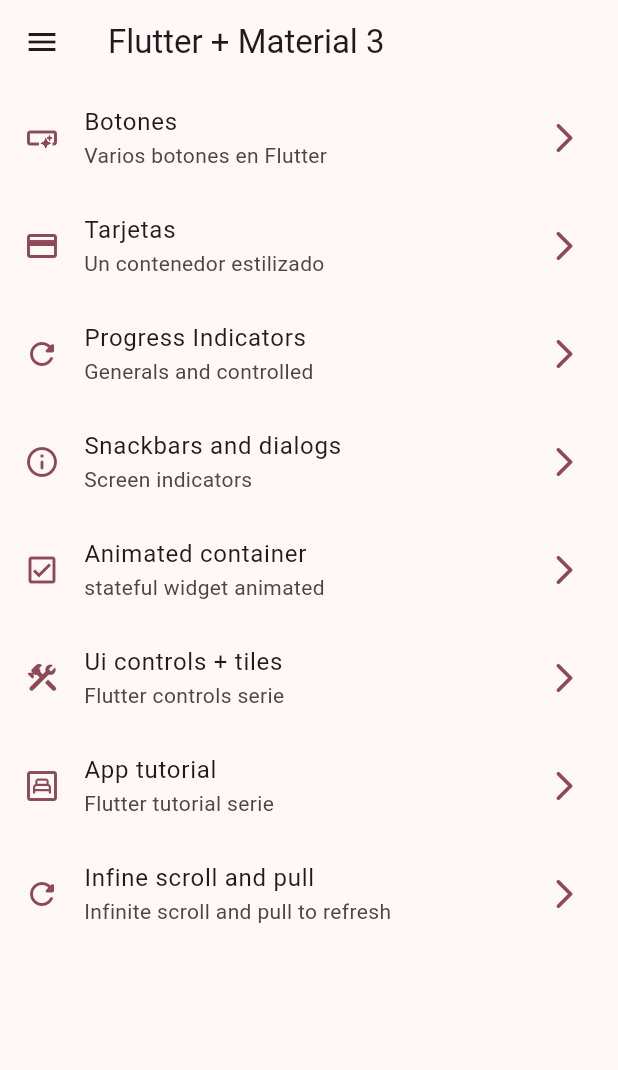
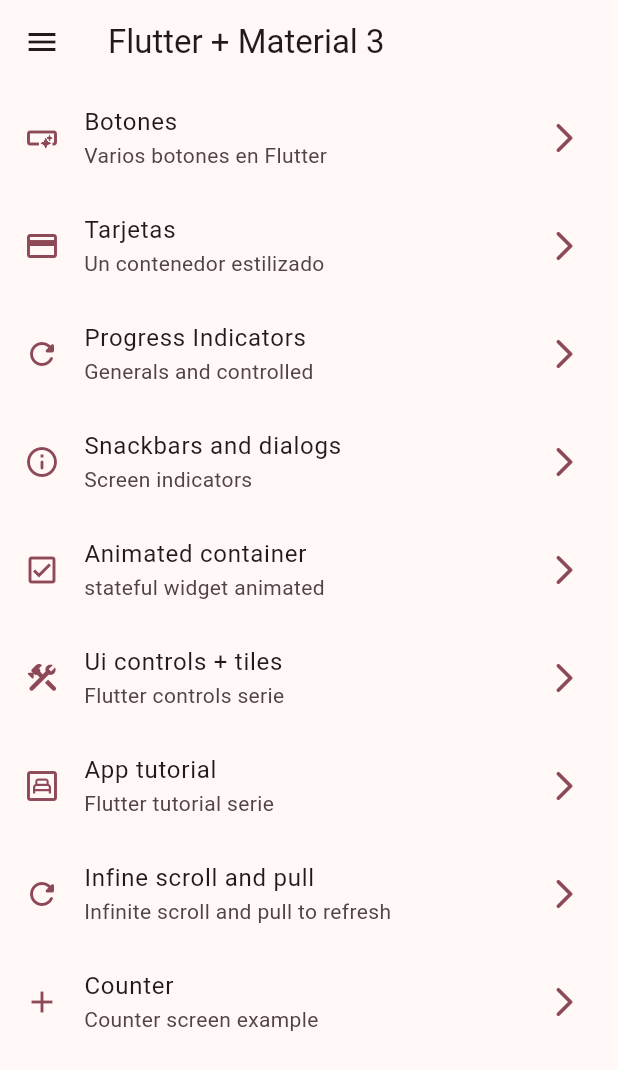
Before and after one commit to ArizHernandez/widgets_app, a Flutter app: the screen it shows after launch, on a phone screen of 412 x 824 dp. Shown: the top 1070 px of the screen. Run offline on Flutter 3.47's test engine with Material 2 defaults, Android fonts, the phone set to English and light mode, and no system bars; our stand-ins replace animate_do, flutter_riverpod, go_router.

Commit message:
counter provider with riverpod completed

```diff
--- a/lib/config/menu/menu_items.dart
+++ b/lib/config/menu/menu_items.dart
@@ -63,4 +63,10 @@ const List<MenuItem> appMenuItems = [
     link: '/infinite',
     icon: Icons.refresh_rounded,
   ),
+  MenuItem(
+    title: 'Counter',
+    subTitle: 'Counter screen example',
+    link: '/counter',
+    icon: Icons.add,
+  ),
 ];
--- a/lib/config/router/app_router.dart
+++ b/lib/config/router/app_router.dart
@@ -49,6 +49,11 @@ final appRouter = GoRouter(
       path: "/infinite",
       name: InfiniteScrollScreen.name,
       builder: (context, state) => const InfiniteScrollScreen(),
-    )
+    ),
+    GoRoute(
+      path: "/counter",
+      name: CounterScreen.name,
+      builder: (context, state) => const CounterScreen(),
+    ),
   ],
 );
--- a/lib/config/theme/app_theme.dart
+++ b/lib/config/theme/app_theme.dart
@@ -17,13 +17,14 @@ class AppTheme {
   }) : assert(selectedColor >= 0 && selectedColor < colorList.length,
             "Invalid color index");
 
-  ThemeData getTheme() {
+  ThemeData getTheme({required bool isDarkMode}) {
     return ThemeData(
       useMaterial3: true,
       colorSchemeSeed: colorList[selectedColor],
+      brightness: isDarkMode ? Brightness.dark : Brightness.light,
       appBarTheme: const AppBarTheme(
         centerTitle: false,
-      )
+      ),
     );
   }
 }
--- a/lib/main.dart
+++ b/lib/main.dart
@@ -1,18 +1,26 @@
 import 'package:flutter/material.dart';
+import 'package:flutter_riverpod/flutter_riverpod.dart';
 import 'package:widgets_app/config/router/app_router.dart';
 import 'package:widgets_app/config/theme/app_theme.dart';
+import 'package:widgets_app/presentation/providers/theme_provider.dart';
 
-void main() => runApp(const MyApp());
+void main() => runApp(
+      const ProviderScope(
+        child: MyApp(),
+      ),
+    );
 
-class MyApp extends StatelessWidget {
+class MyApp extends ConsumerWidget {
   const MyApp({super.key});
 
   @override
-  Widget build(BuildContext context) {
+  Widget build(BuildContext context, WidgetRef ref) {
+    final isDarkMode = ref.watch(darkModeProvider);
+
     return MaterialApp.router(
       debugShowCheckedModeBanner: false,
       title: 'Flutter Widgets',
-      theme: AppTheme(selectedColor: 5).getTheme(),
+      theme: AppTheme(selectedColor: 5).getTheme(isDarkMode: isDarkMode),
       routerConfig: appRouter,
     );
   }
--- /dev/null
+++ b/lib/presentation/providers/counter_provider.dart
@@ -0,0 +1,3 @@
+import 'package:flutter_riverpod/flutter_riverpod.dart';
+
+final counterProvider = StateProvider<int>((ref) => 5);
--- /dev/null
+++ b/lib/presentation/providers/theme_provider.dart
@@ -0,0 +1,3 @@
+import 'package:flutter_riverpod/flutter_riverpod.dart';
+
+final darkModeProvider = StateProvider<bool>((ref) => false);
--- a/lib/presentation/screens/screens.dart
+++ b/lib/presentation/screens/screens.dart
@@ -1,3 +1,4 @@
+export 'package:widgets_app/presentation/screens/counter/counter_screen.dart';
 export 'package:widgets_app/presentation/screens/animated/animated_screen.dart';
 export 'package:widgets_app/presentation/screens/app_tutorial/app_tutorial_screen.dart';
 export 'package:widgets_app/presentation/screens/buttons/buttons_screen.dart';
--- a/pubspec.yaml
+++ b/pubspec.yaml
@@ -32,6 +32,7 @@ dependencies:
   cupertino_icons: ^1.0.2
   flutter:
     sdk: flutter
+  flutter_riverpod: ^2.3.6
   go_router: ^9.0.0
 
 dev_dependencies:
```
Also changed, not shown: lib/presentation/screens/counter/counter_screen.dart (added, +52 -0 lines), pubspec.lock.
